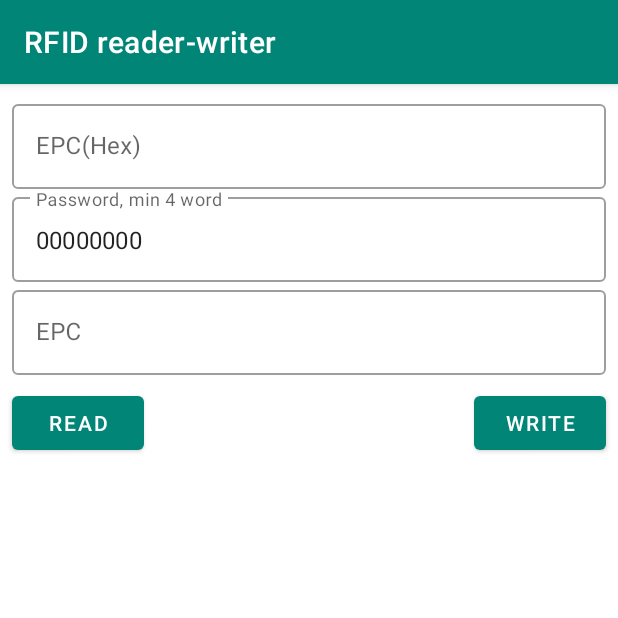
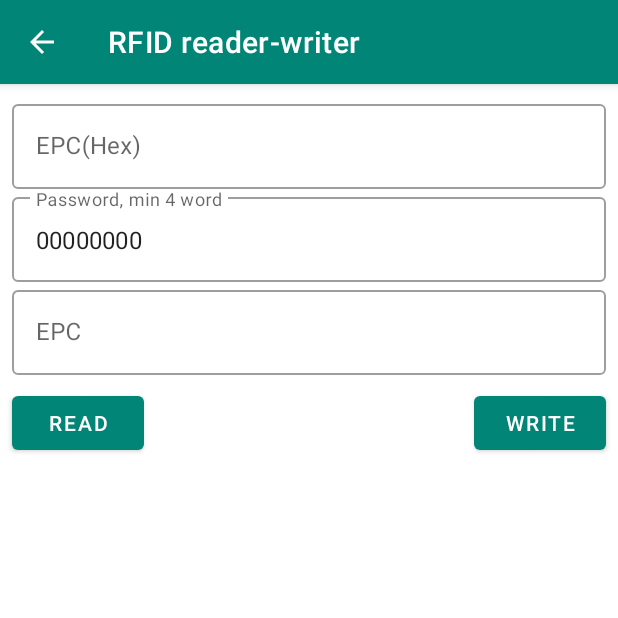
Before and after one commit to smartms/rfid-reader-writer, an Android app: the ScanDataDetailsFragment screen opened through its navigation route, after a tap on "WRITE", on a phone screen of 412 x 824 dp, the top half of it. Run offline under Robolectric (Android 15) with nearby library versions, the phone set to English and light mode, and no system bars; our stand-ins replace Dagger/Hilt's generated code, Room's generated code; libraries missing offline, so code that uses them is left out: com.facebook.stetho; network calls fail; 1 statement that could not run was skipped.

Commit message:
Add feature convert string to byte array

```diff
--- a/app/src/main/java/ru/smartms/rfidreaderwriter/data/local/ScanDataRepository.kt
+++ b/app/src/main/java/ru/smartms/rfidreaderwriter/data/local/ScanDataRepository.kt
@@ -16,4 +16,7 @@ class ScanDataRepository @Inject constructor(private val scanDataDao: ScanDataDa
     fun deleteAll() = GlobalScope.launch { scanDataDao.deleteAll() }
 
     fun insert(scanData: ScanData) = GlobalScope.launch { scanDataDao.insert(scanData) }
+    fun deleteScanData(barcode: String?) {
+        scanDataDao.delete(barcode)
+    }
 }
--- a/app/src/main/java/ru/smartms/rfidreaderwriter/db/dao/ScanDataDao.kt
+++ b/app/src/main/java/ru/smartms/rfidreaderwriter/db/dao/ScanDataDao.kt
@@ -10,7 +10,7 @@ import ru.smartms.rfidreaderwriter.db.entity.ScanData
 @Dao
 interface ScanDataDao {
 
-    @Query("SELECT 0 as id, COUNT(barcode) as count, barcode FROM scandata GROUP BY barcode")
+    @Query("SELECT 0 as id, COUNT(barcode) as count, barcode, isRFID FROM scandata WHERE isRFID = 1 GROUP BY barcode")
     fun getAll(): LiveData<List<ScanData>>
 
     @Query("SELECT * FROM scandata ORDER BY ID DESC LIMIT 1")
@@ -24,4 +24,7 @@ interface ScanDataDao {
 
     @Query("DELETE FROM scandata")
     fun deleteAll()
+
+    @Query("DELETE FROM scandata WHERE barcode = :barcode")
+    fun delete(barcode: String?)
 }
--- a/app/src/main/java/ru/smartms/rfidreaderwriter/db/entity/ScanData.kt
+++ b/app/src/main/java/ru/smartms/rfidreaderwriter/db/entity/ScanData.kt
@@ -9,5 +9,6 @@ class ScanData {
     var id: Long? = null
     var barcode: String? = null
     var dateTime: String? =  null
+    var isRFID: Boolean = true
     var count: Int = 1
 }
--- a/app/src/main/java/ru/smartms/rfidreaderwriter/lifecycle/BluetoothScannerLifecycle.kt
+++ b/app/src/main/java/ru/smartms/rfidreaderwriter/lifecycle/BluetoothScannerLifecycle.kt
@@ -107,6 +107,7 @@ class BluetoothScannerLifecycle : LifecycleObserver {
                         val scanData = ScanData()
                         scanData.barcode = barcode
                         scanData.dateTime = getCurrentDateTime()
+                        scanData.isRFID = false
                         scanDataRepository.insert(scanData)
                         barcodeBuilder.setLength(0)
                     }
@@ -119,6 +120,7 @@ class BluetoothScannerLifecycle : LifecycleObserver {
                     val scanData = ScanData()
                     scanData.barcode = String(barocode, 0, barocodelen)
                     scanData.dateTime = getCurrentDateTime()
+                    scanData.isRFID = false
                     scanDataRepository.insert(scanData)
                 }
             }
--- a/app/src/main/java/ru/smartms/rfidreaderwriter/lifecycle/RFIDScannerLifecycle.kt
+++ b/app/src/main/java/ru/smartms/rfidreaderwriter/lifecycle/RFIDScannerLifecycle.kt
@@ -57,10 +57,10 @@ class RFIDScannerLifecycle : LifecycleObserver {
 
     }
 
-    @OnLifecycleEvent(Lifecycle.Event.ON_STOP)
+    @OnLifecycleEvent(Lifecycle.Event.ON_PAUSE)
     fun disconnect() {
         runFlag = false
-        reader?.close()
+//        reader?.close()
         readerDevice?.powerOff()
     }
 
--- a/app/src/main/java/ru/smartms/rfidreaderwriter/ui/ScanDataDetailsFragment.kt
+++ b/app/src/main/java/ru/smartms/rfidreaderwriter/ui/ScanDataDetailsFragment.kt
@@ -4,11 +4,17 @@ import androidx.lifecycle.ViewModelProviders
 import android.os.Bundle
 import androidx.fragment.app.Fragment
 import android.view.LayoutInflater
+import android.view.MenuItem
 import android.view.View
 import android.view.ViewGroup
+import android.widget.Toast
 import androidx.lifecycle.Observer
+import androidx.navigation.fragment.findNavController
+import com.magicrf.uhfreaderlib.reader.Tools
 import kotlinx.android.synthetic.main.scan_data_details_fragment.*
+import ru.smartms.rfidreaderwriter.MainActivity
 import ru.smartms.rfidreaderwriter.R
+import ru.smartms.rfidreaderwriter.lifecycle.BluetoothScannerLifecycle
 
 class ScanDataDetailsFragment : Fragment(), View.OnClickListener {
 
@@ -17,6 +23,11 @@ class ScanDataDetailsFragment : Fragment(), View.OnClickListener {
     }
 
     private lateinit var viewModel: ScanDataDetailsViewModel
+
+    override fun onCreate(savedInstanceState: Bundle?) {
+        super.onCreate(savedInstanceState)
+        setHasOptionsMenu(true)
+    }
 
     override fun onCreateView(
             inflater: LayoutInflater, container: ViewGroup?,
@@ -27,12 +38,34 @@ class ScanDataDetailsFragment : Fragment(), View.OnClickListener {
 
     override fun onActivityCreated(savedInstanceState: Bundle?) {
         super.onActivityCreated(savedInstanceState)
+        lifecycle.addObserver(BluetoothScannerLifecycle())
+        (activity as MainActivity).supportActionBar?.setDisplayHomeAsUpEnabled(true)
         viewModel = ViewModelProviders.of(this).get(ScanDataDetailsViewModel::class.java)
         arguments?.getString("epc", null)?.let {
             viewModel.setEPC(it)
+            tiet_epc_hex.setText(it)
+            tiet_read_epc.setText(String(Tools.HexString2Bytes(it)))
         }
         viewModel.epcHex.observe(this, Observer { epcHex ->
             tiet_epc_hex.setText(epcHex)
+        })
+        viewModel.epc.observe(this, Observer { epc ->
+            tiet_read_epc.setText(epc)
+        })
+        viewModel.getErrorMessage()?.observe(this, Observer { errorMessage ->
+            if (errorMessage != null) {
+                if (!errorMessage.isEmpty()) {
+                    Toast.makeText(context, errorMessage[0].message, Toast.LENGTH_SHORT).show()
+                    viewModel.deleteErrorMessage()
+                }
+            }
+        })
+        viewModel.getScanData()?.observe(this, Observer { scanData ->
+            if (scanData != null) {
+                if (!scanData.isEmpty() && !scanData[0].isRFID) {
+                    tiet_read_epc.setText(scanData[0].barcode)
+                }
+            }
         })
     }
 
@@ -49,8 +82,15 @@ class ScanDataDetailsFragment : Fragment(), View.OnClickListener {
                viewModel.readEpc(tiet_password.text.toString())
            }
            R.id.btn_write -> {
-
+               viewModel.writeEpc(tiet_read_epc.text.toString(), tiet_password.text.toString())
            }
        }
     }
+
+    override fun onOptionsItemSelected(item: MenuItem): Boolean {
+        when (item.itemId) {
+            android.R.id.home -> findNavController().navigateUp()
+        }
+        return true
+    }
 }
--- a/app/src/main/java/ru/smartms/rfidreaderwriter/ui/ScanDataDetailsViewModel.kt
+++ b/app/src/main/java/ru/smartms/rfidreaderwriter/ui/ScanDataDetailsViewModel.kt
@@ -1,17 +1,37 @@
 package ru.smartms.rfidreaderwriter.ui
 
-import androidx.lifecycle.ViewModel;
+import android.app.Application
+import androidx.lifecycle.AndroidViewModel
+import androidx.lifecycle.LiveData
 import com.magicrf.uhfreaderlib.reader.Tools
 import com.magicrf.uhfreaderlib.reader.UhfReader
 import ru.smartms.rfidreaderwriter.uhfreader.UhfReaderDevice
 import androidx.lifecycle.MutableLiveData
+import kotlinx.coroutines.GlobalScope
+import kotlinx.coroutines.launch
+import ru.smartms.rfidreaderwriter.App
+import ru.smartms.rfidreaderwriter.R
+import ru.smartms.rfidreaderwriter.data.local.ErrorMessageRepository
+import ru.smartms.rfidreaderwriter.data.local.ScanDataRepository
+import ru.smartms.rfidreaderwriter.db.entity.ErrorMessage
+import ru.smartms.rfidreaderwriter.db.entity.ScanData
+import java.nio.charset.Charset
+import javax.inject.Inject
 
+class ScanDataDetailsViewModel(application: Application) : AndroidViewModel(application) {
 
-class ScanDataDetailsViewModel : ViewModel() {
+    private val reader: UhfReader?
+    private val readerDevice: UhfReaderDevice?
+
+    init {
+        App.component.inject(this)
+        reader = UhfReader.getInstance();
+        readerDevice = UhfReaderDevice.getInstance();
+    }
 
     companion object {
         //EPC
-        const val MEM_BANK = 2
+        const val MEM_BANK = 1
         const val ADDR = 2
         const val LENGTH = 6
     }
@@ -19,16 +39,28 @@ class ScanDataDetailsViewModel : ViewModel() {
     val epcHex: MutableLiveData<String> = MutableLiveData()
     val epc: MutableLiveData<String> = MutableLiveData()
 
-    val reader: UhfReader by lazy {
-        UhfReader.getInstance()
+    @Inject
+    lateinit var scanDataRepository: ScanDataRepository
+
+    @Inject
+    lateinit var errorMessageRepository: ErrorMessageRepository
+
+    fun getErrorMessage(): LiveData<List<ErrorMessage>>? {
+        return errorMessageRepository.getErrorMessage()
     }
 
-    val readerDevice: UhfReaderDevice by lazy {
-        UhfReaderDevice.getInstance()
+    fun deleteErrorMessage() {
+        GlobalScope.launch {
+            errorMessageRepository.deleteAll()
+        }
     }
 
+    fun getScanData(): LiveData<List<ScanData>>? = scanDataRepository.getScanData()
+
+    fun deleteScanData() = scanDataRepository.deleteAll()
+
     fun setEPC(epc: String) {
-        reader.selectEpc(Tools.HexString2Bytes(epc));
+        reader?.selectEpc(Tools.HexString2Bytes(epc));
     }
 
     fun readEpc(password: String) {
@@ -36,17 +68,50 @@ class ScanDataDetailsViewModel : ViewModel() {
         if (accessPassword.size != 4) {
             return
         }
-        val data = reader.readFrom6C(MEM_BANK, ADDR, LENGTH, accessPassword)
+        val data = reader?.readFrom6C(MEM_BANK, ADDR, LENGTH, accessPassword)
         if (data != null && data.size > 1) {
-            val dataInt = Tools.bytesToInt(data)
-            epcHex.postValue(dataInt.toString())
+            epcHex.postValue(Tools.Bytes2HexString(data, data.size))
+            epc.postValue(String(data))
         } else {
-//            //				Toast.makeText(getApplicationContext(), "������ʧ��", Toast.LENGTH_SHORT).show();
-//            if (data != null) {
-//                editReadData.append("������ʧ�ܣ������룺" + (data[0] and 0xff) + "\n")
-//                return
-//            }
-//            editReadData.append("������ʧ�ܣ�����Ϊ��" + "\n")
+            var errorMessage = getApplication<App>().getString(R.string.read_failure)
+            if (data != null) {
+                errorMessage = "${getApplication<App>().getString(R.string.read_failure)}: ${data[0].toInt()}"
+            }
+            GlobalScope.launch {
+                errorMessageRepository.insertMessage(errorMessage)
+            }
+        }
+    }
+
+    fun writeEpc(epcWrite: String, password: String) {
+        val accessPassword = Tools.HexString2Bytes(password)
+        if (accessPassword.size != 4) {
+            return
+        }
+        val epcTemp: String
+        val builder = StringBuilder()
+        epcTemp = if (epcWrite.length != 12) {
+            builder.append(epcWrite)
+            for (i in 1..12 - epcWrite.length) {
+                builder.append(" ")
+            }
+            builder.toString()
+        } else {
+            epcWrite
+        }
+        val dataBytes = epcTemp.toByteArray(Charset.defaultCharset())
+        val writeFlag = reader?.writeTo6C(accessPassword, MEM_BANK, ADDR, LENGTH, dataBytes)
+        val errorMessage: String
+        if (writeFlag == true) {
+            errorMessage = getApplication<App>().getString(R.string.write_success)
+            reader?.selectEpc(dataBytes)
+            epcHex.postValue(Tools.Bytes2HexString(dataBytes, dataBytes.size))
+            epc.postValue(epcTemp)
+        } else {
+            errorMessage = getApplication<App>().getString(R.string.write_failure)
+        }
+        GlobalScope.launch {
+            errorMessageRepository.insertMessage(errorMessage)
         }
     }
 }
--- a/app/src/main/java/ru/smartms/rfidreaderwriter/ui/main/MainFragment.kt
+++ b/app/src/main/java/ru/smartms/rfidreaderwriter/ui/main/MainFragment.kt
@@ -12,12 +12,12 @@ import androidx.recyclerview.widget.DividerItemDecoration
 import androidx.recyclerview.widget.ItemTouchHelper
 import androidx.recyclerview.widget.LinearLayoutManager
 import androidx.recyclerview.widget.RecyclerView
+import kotlinx.android.synthetic.main.main_fragment.*
+import ru.smartms.rfidreaderwriter.MainActivity
 import ru.smartms.rfidreaderwriter.R
-import kotlinx.android.synthetic.main.main_fragment.*
 import ru.smartms.rfidreaderwriter.lifecycle.BluetoothScannerLifecycle
 import ru.smartms.rfidreaderwriter.lifecycle.RFIDScannerLifecycle
 import ru.smartms.rfidreaderwriter.ui.adapter.EpcAdapter
-
 
 class MainFragment : Fragment(), View.OnClickListener {
 
@@ -35,7 +35,7 @@ class MainFragment : Fragment(), View.OnClickListener {
 
     override fun onActivityCreated(savedInstanceState: Bundle?) {
         super.onActivityCreated(savedInstanceState)
-        lifecycle.addObserver(BluetoothScannerLifecycle())
+        (activity as MainActivity).supportActionBar?.setDisplayHomeAsUpEnabled(false)
         lifecycle.addObserver(rfidScannerLifecycle)
         viewModel = ViewModelProviders.of(this).get(MainViewModel::class.java)
         setupRV()
@@ -57,9 +57,10 @@ class MainFragment : Fragment(), View.OnClickListener {
         viewModel.getAllScanData().observe(this, Observer { scanDataList ->
             adapter.submitList(scanDataList)
         })
+        rv_epc.setEmptyView(empty_view)
         rv_epc.adapter = adapter
         val layoutManager = LinearLayoutManager(activity?.applicationContext)
-        rv_epc.layoutManager = LinearLayoutManager(activity?.applicationContext)
+        rv_epc.layoutManager = layoutManager
         rv_epc.setHasFixedSize(true)
         val dividerItemDecoration = DividerItemDecoration(
                 rv_epc.context,
@@ -76,7 +77,11 @@ class MainFragment : Fragment(), View.OnClickListener {
             }
 
             override fun onSwiped(viewHolder: RecyclerView.ViewHolder, direction: Int) {
-
+                val position: Int = rv_epc.getChildAdapterPosition(viewHolder.itemView)
+                val scanData = (rv_epc.adapter as EpcAdapter).currentList.get(position)
+                if (scanData != null && scanData.isRFID) {
+                    viewModel.deleteScanData(scanData.barcode)
+                }
             }
         }
         val itemTouchHelper = ItemTouchHelper(simpleCallback)
--- a/app/src/main/java/ru/smartms/rfidreaderwriter/ui/main/MainViewModel.kt
+++ b/app/src/main/java/ru/smartms/rfidreaderwriter/ui/main/MainViewModel.kt
@@ -2,6 +2,8 @@ package ru.smartms.rfidreaderwriter.ui.main
 
 import androidx.lifecycle.LiveData
 import androidx.lifecycle.ViewModel
+import kotlinx.coroutines.GlobalScope
+import kotlinx.coroutines.launch
 import ru.smartms.rfidreaderwriter.App
 import ru.smartms.rfidreaderwriter.data.local.ScanDataRepository
 import ru.smartms.rfidreaderwriter.db.entity.ScanData
@@ -17,5 +19,9 @@ class MainViewModel : ViewModel() {
     lateinit var scanDataRepository: ScanDataRepository
 
     fun getAllScanData(): LiveData<List<ScanData>> = scanDataRepository.getScanData()
-
+    fun deleteScanData(barcode: String?) {
+        GlobalScope.launch {
+            scanDataRepository.deleteScanData(barcode)
+        }
+    }
 }
--- /dev/null
+++ b/app/src/main/java/ru/smartms/rfidreaderwriter/ui/view/RecyclerViewEmptySupport.kt
@@ -0,0 +1,53 @@
+package ru.smartms.rfidreaderwriter.ui.view
+
+import android.content.Context
+import android.util.AttributeSet
+import android.view.View
+import androidx.recyclerview.widget.RecyclerView
+
+class RecyclerViewEmptySupport : RecyclerView {
+
+    private lateinit var emptyView: View
+
+    constructor(context: Context) : super(context)
+    constructor(context: Context, attrs: AttributeSet?) : super(context, attrs)
+    constructor(context: Context, attrs: AttributeSet?, defStyle: Int) : super(context, attrs, defStyle)
+
+    private val emptyObserver = object : RecyclerView.AdapterDataObserver() {
+
+        override fun onItemRangeInserted(positionStart: Int, itemCount: Int) {
+            setEmptyView()
+            super.onItemRangeInserted(positionStart, itemCount)
+        }
+
+        override fun onItemRangeRemoved(positionStart: Int, itemCount: Int) {
+            setEmptyView()
+            super.onItemRangeRemoved(positionStart, itemCount)
+        }
+
+        override fun onChanged() {
+            setEmptyView()
+            super.onChanged()
+        }
+    }
+
+    fun setEmptyView() {
+        if (adapter?.itemCount == 0) {
+            emptyView.visibility = View.VISIBLE
+            this@RecyclerViewEmptySupport.visibility = View.GONE
+        } else {
+            emptyView.visibility = View.GONE
+            this@RecyclerViewEmptySupport.visibility = View.VISIBLE
+        }
+    }
+
+    override fun setAdapter(adapter: RecyclerView.Adapter<*>?) {
+        super.setAdapter(adapter)
+        adapter?.registerAdapterDataObserver(emptyObserver)
+        emptyObserver.onChanged()
+    }
+
+    fun setEmptyView(emptyView: View) {
+        this.emptyView = emptyView
+    }
+}
--- a/app/src/main/res/layout/scan_data_details_fragment.xml
+++ b/app/src/main/res/layout/scan_data_details_fragment.xml
@@ -59,6 +59,7 @@
             android:id="@+id/tiet_read_epc"
             android:layout_width="match_parent"
             android:layout_height="wrap_content"
+            android:maxLength="12"
             android:hint="@string/epc" />
     </com.google.android.material.textfield.TextInputLayout>
 
--- a/app/src/main/res/values/strings.xml
+++ b/app/src/main/res/values/strings.xml
@@ -9,4 +9,8 @@
     <string name="read">Read</string>
     <string name="write">Write</string>
     <string name="epc_hex">EPC(Hex)</string>
+    <string name="read_failure">Read failure</string>
+    <string name="write_success">Write success</string>
+    <string name="write_failure">Write failure</string>
+    <string name="no_data">No data</string>
 </resources>
```
Also changed, not shown: app/src/main/res/layout/main_fragment.xml (+33 -15 lines), 1 other file. Lines whose indentation alone changed are shown as unchanged.
